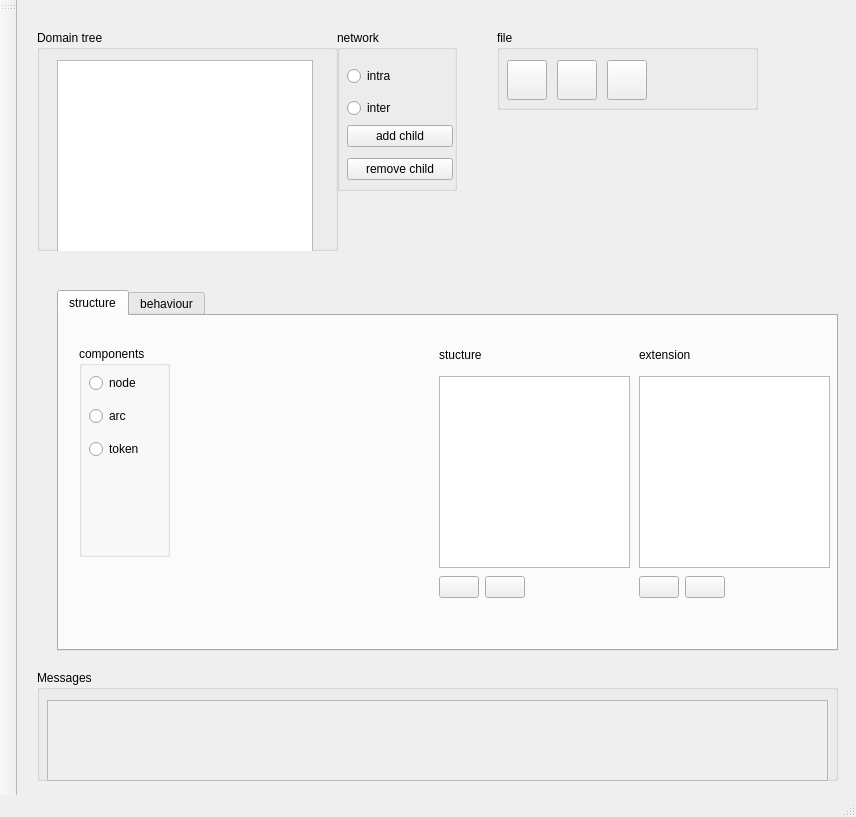
Old version of the form OntologyFoundationEditor/editor_foundation_ontology_gui.ui in the repository heinz-preisig/ProMo-packages-OntologyBuilder.
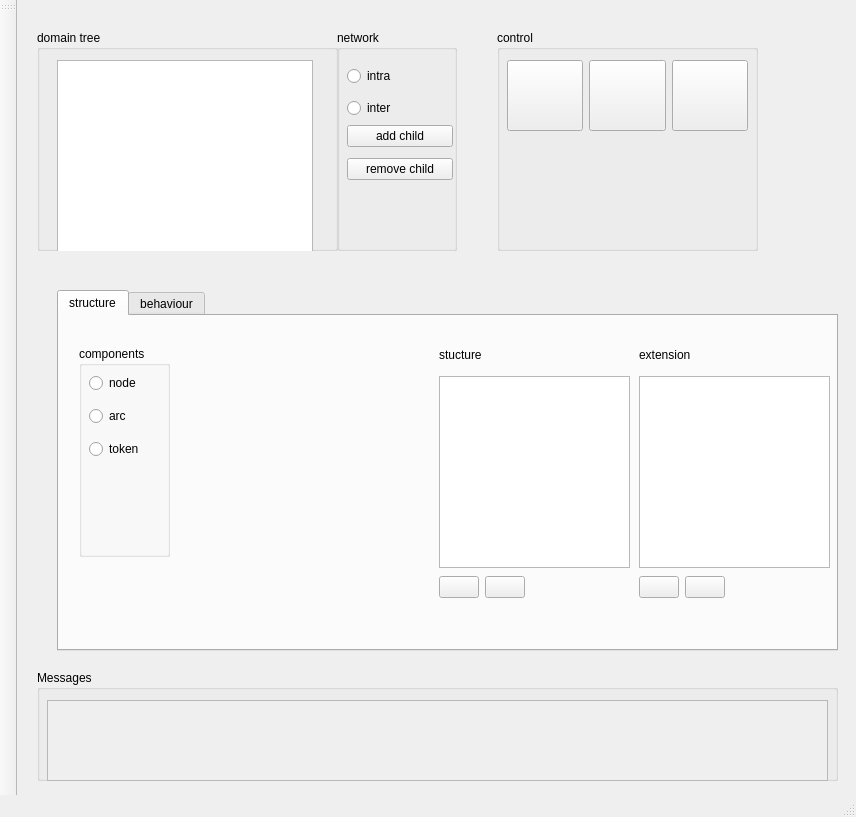
New version of the form.

Commit message: and one more button block fixed

Patch:
```diff
--- a/OntologyFoundationEditor/editor_foundation_ontology_gui.ui
+++ b/OntologyFoundationEditor/editor_foundation_ontology_gui.ui
@@ -41,7 +41,7 @@
       <x>320</x>
       <y>30</y>
       <width>120</width>
-      <height>161</height>
+      <height>221</height>
      </rect>
     </property>
     <property name="title">
@@ -106,20 +106,32 @@
       <x>480</x>
       <y>30</y>
       <width>261</width>
-      <height>80</height>
+      <height>221</height>
      </rect>
     </property>
     <property name="title">
-     <string>file</string>
+     <string>control</string>
     </property>
+    <widget class="QWidget" name="">
+     <property name="geometry">
+      <rect>
+       <x>10</x>
+       <y>30</y>
+       <width>241</width>
+       <height>71</height>
+      </rect>
+     </property>
+     <layout class="QHBoxLayout" name="horizontalLayout_4">
+      <property name="sizeConstraint">
+       <enum>QLayout::SetNoConstraint</enum>
+      </property>
+      <item>
     <widget class="QPushButton" name="pushSave">
-     <property name="geometry">
-      <rect>
-       <x>10</x>
-       <y>30</y>
-       <width>40</width>
-       <height>40</height>
-      </rect>
+        <property name="sizePolicy">
+         <sizepolicy hsizetype="Expanding" vsizetype="Expanding">
+          <horstretch>0</horstretch>
+          <verstretch>0</verstretch>
+         </sizepolicy>
      </property>
      <property name="toolTip">
       <string>save ProMo base ontology</string>
@@ -128,14 +140,14 @@
       <string/>
      </property>
     </widget>
+      </item>
+      <item>
     <widget class="QPushButton" name="pushInfo">
-     <property name="geometry">
-      <rect>
-       <x>60</x>
-       <y>30</y>
-       <width>40</width>
-       <height>40</height>
-      </rect>
+        <property name="sizePolicy">
+         <sizepolicy hsizetype="Expanding" vsizetype="Expanding">
+          <horstretch>0</horstretch>
+          <verstretch>0</verstretch>
+         </sizepolicy>
      </property>
      <property name="toolTip">
       <string>information</string>
@@ -144,14 +156,14 @@
       <string/>
      </property>
     </widget>
+      </item>
+      <item>
     <widget class="QPushButton" name="pushGraph">
-     <property name="geometry">
-      <rect>
-       <x>110</x>
-       <y>30</y>
-       <width>40</width>
-       <height>40</height>
-      </rect>
+        <property name="sizePolicy">
+         <sizepolicy hsizetype="Expanding" vsizetype="Expanding">
+          <horstretch>0</horstretch>
+          <verstretch>0</verstretch>
+         </sizepolicy>
      </property>
      <property name="toolTip">
       <string>make ProMo ontology graph</string>
@@ -160,6 +172,9 @@
       <string/>
      </property>
     </widget>
+      </item>
+     </layout>
+    </widget>
    </widget>
    <widget class="QTabWidget" name="tabWidget">
     <property name="geometry">
@@ -506,7 +521,7 @@
      </rect>
     </property>
     <property name="title">
-     <string>Domain tree</string>
+     <string>domain tree</string>
     </property>
     <widget class="QTreeWidget" name="treeWidget">
      <property name="geometry">
```
Left out of the diff: 27 changed lines with no effect on the pictures. Lines whose indentation alone changed are shown as unchanged. The commit also changes 2 other files.
